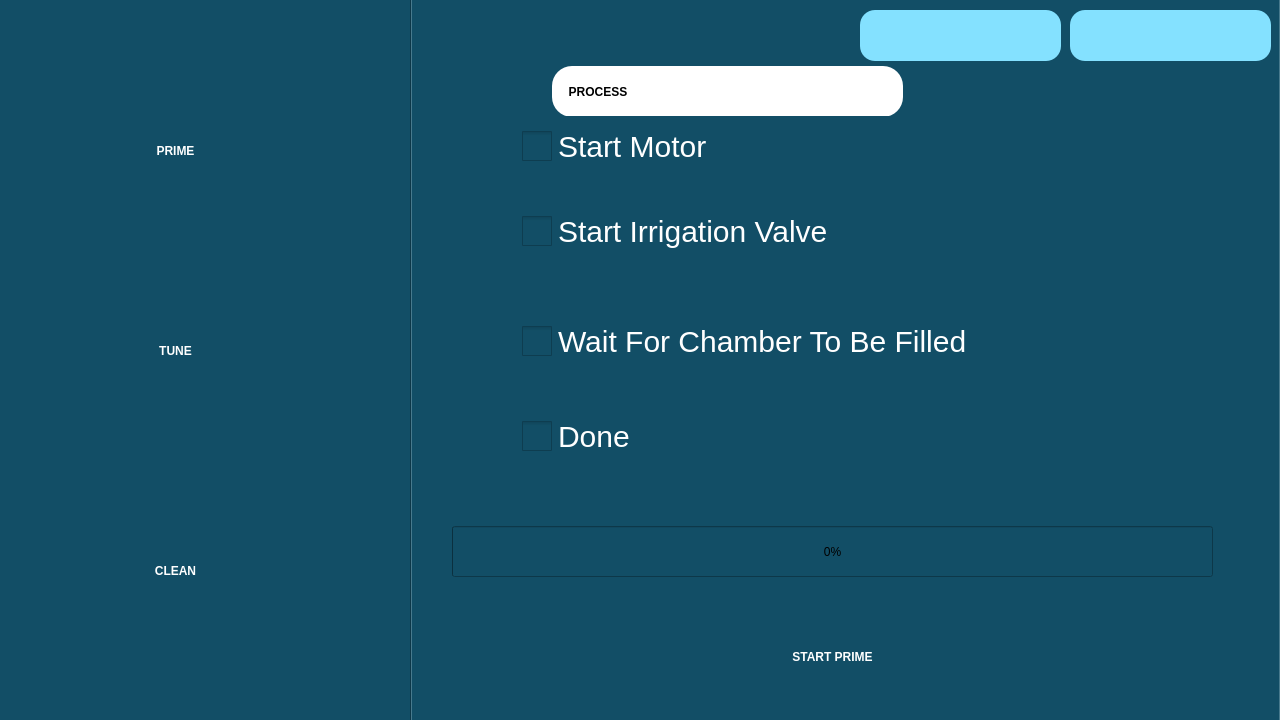
Old version of the form prime.ui in the repository RISWANAAAA/venturiphaco.
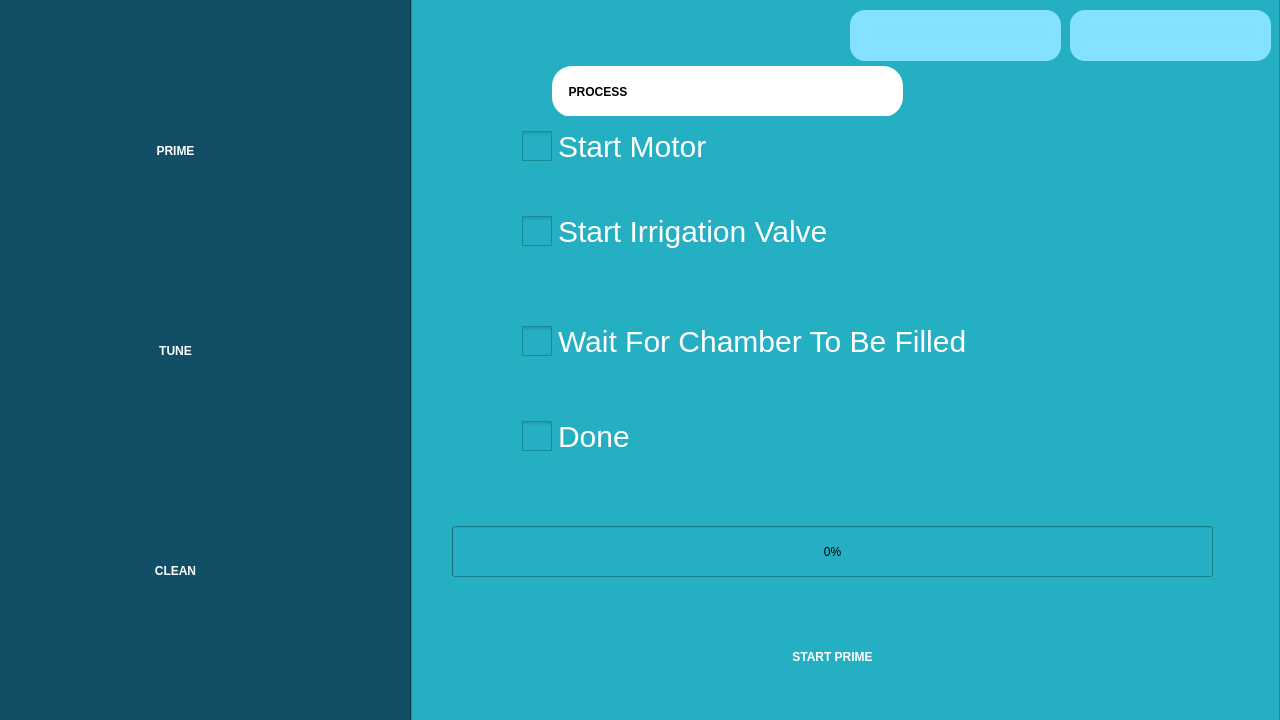
New version of the form. The open tabs and pages were chosen to show the change. Icons and pictures are not drawn.

Diff of the .ui file:
```diff
--- a/prime.ui
+++ b/prime.ui
@@ -128,8 +128,7 @@
    <widget class="QWidget" name="tab_6">
     <property name="styleSheet">
      <string notr="true">
-background-color: rgb(18, 78, 102);
-
+background-color: rgb(36, 175, 194);
 
 </string>
     </property>
@@ -561,9 +560,9 @@
   <widget class="QLabel" name="lab_date">
    <property name="geometry">
     <rect>
-     <x>860</x>
+     <x>850</x>
      <y>10</y>
-     <width>201</width>
+     <width>211</width>
      <height>51</height>
     </rect>
    </property>
@@ -601,7 +600,7 @@
   <widget class="QLabel" name="label_5">
    <property name="geometry">
     <rect>
-     <x>830</x>
+     <x>820</x>
      <y>-10</y>
      <width>121</width>
      <height>91</height>
```
